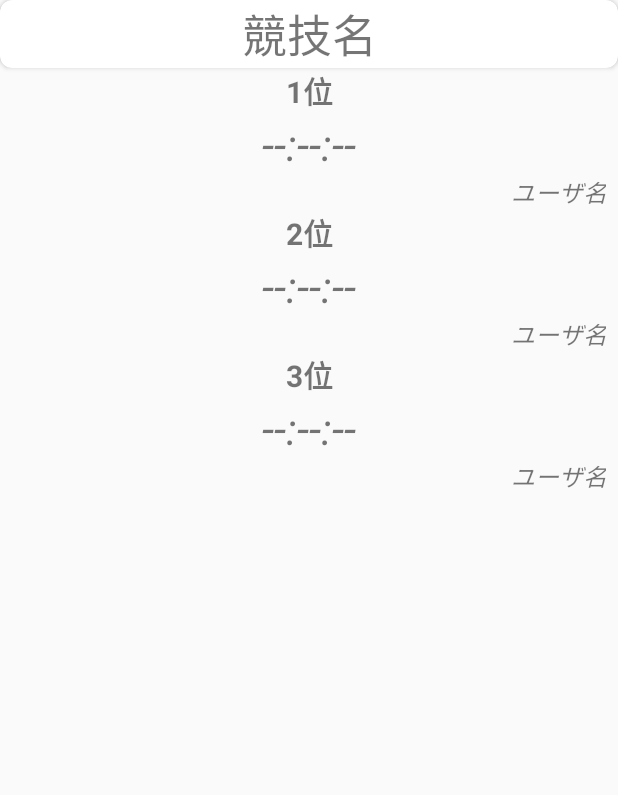
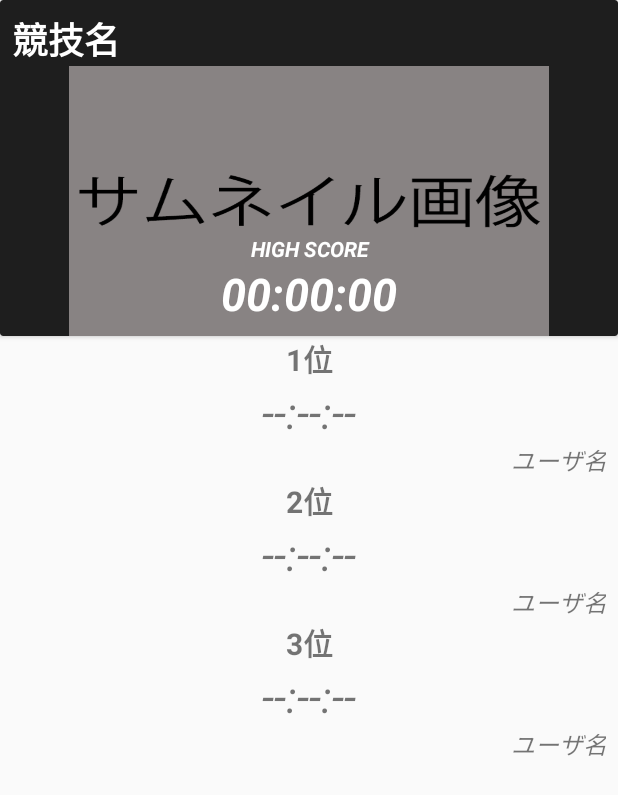
Before and after one commit to mnm234/fteam, an Android app: the layout comp_item.xml on its own in the app's theme, with its tools: preview values and no code run, on a phone screen of 412 x 824 dp. Shown: the top 795 px of the screen. Run offline under Robolectric (Android 15) with nearby library versions, the phone set to English and light mode, and no system bars; plain views replace ExpandableLayout.

Commit message:
レイアウト黒にした

```diff
--- a/app/src/main/AndroidManifest.xml
+++ b/app/src/main/AndroidManifest.xml
@@ -1,5 +1,6 @@
 <?xml version="1.0" encoding="utf-8"?>
 <manifest xmlns:android="http://schemas.android.com/apk/res/android"
+    xmlns:tools="http://schemas.android.com/tools"
     package="com.example.greentea.fteam">
 
     <uses-feature android:name="android.hardware.camera" />
@@ -16,7 +17,8 @@
         android:label="@string/app_name"
         android:roundIcon="@mipmap/ic_launcher_round"
         android:supportsRtl="true"
-        android:theme="@style/Theme.AppCompat.Light.NoActionBar">
+        android:theme="@style/Theme.AppCompat.Light.NoActionBar"
+        tools:ignore="GoogleAppIndexingWarning">
         <activity android:name=".MainActivity">
             <intent-filter>
                 <action android:name="android.intent.action.MAIN" />
--- a/app/src/main/java/com/example/greentea/fteam/contribution/NewCompFragment.kt
+++ b/app/src/main/java/com/example/greentea/fteam/contribution/NewCompFragment.kt
@@ -67,6 +67,7 @@ class NewCompFragment : Fragment() {
             dialog = ProgressDialog(context)
             dialog.setTitle("登録処理中")
             dialog.show()
+            makeCompButton.isEnabled = false
             createComp()
         }
 
--- a/app/src/main/java/com/example/greentea/fteam/contribution/record/VideoUploadFragment.kt
+++ b/app/src/main/java/com/example/greentea/fteam/contribution/record/VideoUploadFragment.kt
@@ -16,6 +16,7 @@ import com.example.greentea.fteam.COMP_ID_KEY
 import com.example.greentea.fteam.NAME_PATH_KEY
 import com.example.greentea.fteam.R
 import com.example.greentea.fteam.`object`.CompetitionDetailObject
+import com.example.greentea.fteam.home.HomeFragment
 import com.google.firebase.firestore.FirebaseFirestore
 import com.google.firebase.storage.FirebaseStorage
 import com.google.firebase.storage.StorageReference
@@ -89,6 +90,7 @@ class VideoUploadFragment : Fragment() {
         uploadVideoPreviewView.setOnPreparedListener { mp ->
             uploadButton.setOnClickListener {
                 uploadVideoFile(mp.duration)
+                uploadButton.isEnabled = false
             }
             /**
              * 動画をFirebaseから引っ張る処理
@@ -141,6 +143,7 @@ class VideoUploadFragment : Fragment() {
                 .addOnSuccessListener { _ ->
                     Toast.makeText(context, "ファイルのアップロードに成功しました", Toast.LENGTH_LONG).show()
                     setFileData(targetRef, duration)
+
                 }
                 .addOnFailureListener { e ->
                     Toast.makeText(context, e.toString(), Toast.LENGTH_LONG).show()
--- a/app/src/main/java/com/example/greentea/fteam/home/HomeRecyclerAdapter.kt
+++ b/app/src/main/java/com/example/greentea/fteam/home/HomeRecyclerAdapter.kt
@@ -7,6 +7,7 @@ import android.view.LayoutInflater
 import android.view.View
 import android.view.ViewGroup
 import android.widget.TextView
+import android.widget.Toast
 import com.example.greentea.fteam.MainActivity
 import com.example.greentea.fteam.R
 import com.example.greentea.fteam.`object`.CompetitionObject
@@ -65,6 +66,8 @@ class HomeRecyclerAdapter(val context: Context?, objects: MutableList<Competitio
                                 }
                             }
                             it.compCardView.setOnClickListener { _ ->
+                                Toast.makeText(this@HomeRecyclerAdapter.context, "クリック", Toast.LENGTH_SHORT)
+                                        .show()
                                 it.top3Expand.isExpanded = !it.top3Expand.isExpanded
                             }
 
--- a/app/src/main/res/layout/activity_main.xml
+++ b/app/src/main/res/layout/activity_main.xml
@@ -39,7 +39,8 @@
         app:layout_constraintTop_toTopOf="parent"
         app:srcCompat="@drawable/ic_dehaze_black_24dp" />
 
-    <android.support.v4.widget.DrawerLayout xmlns:android="http://schemas.android.com/apk/res/android"
+    <android.support.v4.widget.DrawerLayout
+        xmlns:android="http://schemas.android.com/apk/res/android"
         xmlns:app="http://schemas.android.com/apk/res-auto"
         android:id="@+id/drawer_layout"
         android:layout_width="match_parent"
--- a/app/src/main/res/layout/comp_detail_item.xml
+++ b/app/src/main/res/layout/comp_detail_item.xml
@@ -52,7 +52,6 @@
                     android:textStyle="italic"
                     android:layout_weight="1"/>
             </LinearLayout>
-
         </LinearLayout>
     </android.support.v7.widget.CardView>
 </LinearLayout>
--- a/app/src/main/res/layout/comp_item.xml
+++ b/app/src/main/res/layout/comp_item.xml
@@ -1,124 +1,171 @@
 <?xml version="1.0" encoding="utf-8"?>
-<LinearLayout xmlns:android="http://schemas.android.com/apk/res/android"
+<android.support.constraint.ConstraintLayout xmlns:android="http://schemas.android.com/apk/res/android"
     xmlns:app="http://schemas.android.com/apk/res-auto"
     xmlns:tools="http://schemas.android.com/tools"
     android:layout_width="match_parent"
     android:layout_height="wrap_content"
     android:orientation="vertical">
-
     <android.support.v7.widget.CardView
         android:id="@+id/compCardView"
         android:layout_width="match_parent"
         android:layout_height="wrap_content"
-        app:cardCornerRadius="8dp">
+        app:cardBackgroundColor="@color/activity_background">
+        <android.support.constraint.ConstraintLayout
+            android:layout_width="match_parent"
+            android:layout_height="wrap_content">
+            <TextView
+                android:id="@+id/homeCompTextView"
+                android:layout_width="match_parent"
+                android:layout_height="match_parent"
+                android:paddingTop="8dp"
+                android:layout_marginHorizontal="8dp"
+                android:text="@string/blank_comp_name"
+                android:textColor="@color/colorWhite"
+                android:textSize="24dp"
+                android:textStyle="bold" />
 
-        <TextView
-            android:id="@+id/homeCompTextView"
-            android:layout_width="match_parent"
-            android:layout_height="match_parent"
-            android:text="@string/blank_comp_name"
-            android:textAlignment="center"
-            android:textSize="@dimen/compTitle" />
+            <ImageView
+                android:id="@+id/thumbnail_image"
+                app:layout_constraintTop_toBottomOf="@id/homeCompTextView"
+                android:layout_width="320dp"
+                android:layout_height="180dp"
+
+                app:layout_constraintLeft_toLeftOf="parent"
+                app:layout_constraintRight_toRightOf="parent"
+                android:background="@drawable/thumbnail_sample"/>
+
+            <TextView
+                app:layout_constraintBottom_toTopOf="@id/homeCompBestTime"
+                android:id="@+id/homeCompHighScoreText"
+                android:layout_width="match_parent"
+                android:layout_height="match_parent"
+                android:layout_marginHorizontal="8dp"
+                android:text="HIGH SCORE"
+                android:textAlignment="center"
+                android:textColor="@color/colorWhite"
+                android:textStyle="bold|italic" />
+
+            <TextView
+                app:layout_constraintBottom_toBottomOf="@id/thumbnail_image"
+                android:id="@+id/homeCompBestTime"
+                android:layout_width="match_parent"
+                android:layout_height="match_parent"
+                android:layout_marginHorizontal="8dp"
+                android:layout_marginBottom="8dp"
+                android:text="00:00:00"
+                android:textAlignment="center"
+                android:textColor="@color/colorWhite"
+                android:textSize="30dp"
+                android:textStyle="bold|italic" />
+        </android.support.constraint.ConstraintLayout>
     </android.support.v7.widget.CardView>
 
     <net.cachapa.expandablelayout.ExpandableLayout
+        android:id="@+id/top3Expand"
+        app:layout_constraintTop_toBottomOf="@id/compCardView"
         android:layout_width="match_parent"
-        android:layout_height="wrap_content"
-        android:id="@+id/top3Expand">
+        android:layout_height="wrap_content">
         <LinearLayout
             android:layout_width="match_parent"
-            android:layout_height="wrap_content"
+            android:layout_height="match_parent"
             android:orientation="vertical">
+
             <TextView
                 android:id="@+id/homeRank1TextView"
                 android:layout_width="match_parent"
                 android:layout_height="wrap_content"
+                android:layout_marginHorizontal="18dp"
+                android:text="@string/rank1"
+                android:textAlignment="center"
                 android:textSize="@dimen/homeCompRank"
-                android:text="@string/rank1"
                 android:textStyle="bold"
-                android:textAlignment="center"
-                android:layout_marginHorizontal="18dp"
                 tools:targetApi="o" />
+
             <TextView
                 android:id="@+id/homeCompTime1"
                 android:layout_width="match_parent"
                 android:layout_height="wrap_content"
-                app:layout_constraintTop_toBottomOf="@id/homeRank1TextView"
                 android:text="@string/blank_comp_time"
                 android:textAlignment="center"
                 android:textSize="@dimen/homeCompTime"
-                android:textStyle="italic"/>
+                android:textStyle="italic"
+                app:layout_constraintTop_toBottomOf="@id/homeRank1TextView" />
+
             <TextView
                 android:id="@+id/homeCompUserName1"
                 android:layout_width="match_parent"
                 android:layout_height="wrap_content"
+                android:layout_marginEnd="8dp"
+                android:text="@string/blank_user_name"
                 android:textAlignment="textEnd"
-                android:text="@string/blank_user_name"
                 android:textSize="@dimen/homeCompUserName"
                 android:textStyle="italic"
-                android:layout_marginEnd="8dp"
-                app:layout_constraintTop_toBottomOf="@id/homeCompTime1"/>
+                app:layout_constraintTop_toBottomOf="@id/homeCompTime1" />
 
             <TextView
                 android:id="@+id/homeRank2TextView"
                 android:layout_width="match_parent"
                 android:layout_height="wrap_content"
+                android:layout_marginHorizontal="18dp"
                 android:text="@string/rank2"
+                android:textAlignment="center"
                 android:textSize="@dimen/homeCompRank"
                 android:textStyle="bold"
-                android:textAlignment="center"
-                android:layout_marginHorizontal="18dp"
                 tools:targetApi="o" />
+
             <TextView
                 android:id="@+id/homeCompTime2"
                 android:layout_width="match_parent"
                 android:layout_height="wrap_content"
-                app:layout_constraintTop_toBottomOf="@id/homeRank2TextView"
                 android:text="@string/blank_comp_time"
                 android:textAlignment="center"
                 android:textSize="@dimen/homeCompTime"
-                android:textStyle="italic"/>
+                android:textStyle="italic"
+                app:layout_constraintTop_toBottomOf="@id/homeRank2TextView" />
+
             <TextView
                 android:id="@+id/homeCompUserName2"
                 android:layout_width="match_parent"
                 android:layout_height="wrap_content"
+                android:layout_marginEnd="8dp"
+                android:text="@string/blank_user_name"
                 android:textAlignment="textEnd"
-                android:text="@string/blank_user_name"
                 android:textSize="@dimen/homeCompUserName"
                 android:textStyle="italic"
-                android:layout_marginEnd="8dp"
-                app:layout_constraintTop_toBottomOf="@id/homeCompTime2"/>
+                app:layout_constraintTop_toBottomOf="@id/homeCompTime2" />
 
             <TextView
                 android:id="@+id/homeRank3TextView"
                 android:layout_width="match_parent"
                 android:layout_height="wrap_content"
+                android:layout_marginHorizontal="18dp"
                 android:text="@string/rank3"
+                android:textAlignment="center"
                 android:textSize="@dimen/homeCompRank"
                 android:textStyle="bold"
-                android:textAlignment="center"
-                android:layout_marginHorizontal="18dp"
                 tools:targetApi="o" />
+
             <TextView
                 android:id="@+id/homeCompTime3"
                 android:layout_width="match_parent"
                 android:layout_height="wrap_content"
-                app:layout_constraintTop_toBottomOf="@id/homeRank3TextView"
                 android:text="@string/blank_comp_time"
                 android:textAlignment="center"
                 android:textSize="@dimen/homeCompTime"
-                android:textStyle="italic"/>
+                android:textStyle="italic"
+                app:layout_constraintTop_toBottomOf="@id/homeRank3TextView" />
+
             <TextView
                 android:id="@+id/homeCompUserName3"
                 android:layout_width="match_parent"
                 android:layout_height="wrap_content"
+                android:layout_marginEnd="8dp"
+                android:text="@string/blank_user_name"
                 android:textAlignment="textEnd"
-                android:text="@string/blank_user_name"
                 android:textSize="@dimen/homeCompUserName"
                 android:textStyle="italic"
-                android:layout_marginEnd="8dp"
-                app:layout_constraintTop_toBottomOf="@id/homeCompTime3"/>
+                app:layout_constraintTop_toBottomOf="@id/homeCompTime3" />
         </LinearLayout>
     </net.cachapa.expandablelayout.ExpandableLayout>
 
-</LinearLayout>
+</android.support.constraint.ConstraintLayout>
--- a/app/src/main/res/layout/exist_comp_item.xml
+++ b/app/src/main/res/layout/exist_comp_item.xml
@@ -3,11 +3,15 @@
 <android.support.v7.widget.CardView xmlns:android="http://schemas.android.com/apk/res/android"
     android:layout_width="wrap_content"
     android:layout_height="wrap_content"
+    xmlns:app="http://schemas.android.com/apk/res-auto"
+    app:cardCornerRadius="8dp"
     android:id="@+id/existCompCardView">
 
     <TextView
+        android:textColor="@color/bottom_navi_textColor"
         android:id="@+id/existCompTitleTextView"
         android:layout_width="wrap_content"
         android:layout_height="wrap_content"
         android:textSize="@dimen/compTitle"/>
+
 </android.support.v7.widget.CardView>
--- a/app/src/main/res/layout/fragment_existing_comp.xml
+++ b/app/src/main/res/layout/fragment_existing_comp.xml
@@ -10,4 +10,5 @@
         android:id="@+id/existCompRecyclerView"
         android:layout_width="match_parent"
         android:layout_height="wrap_content" />
+
 </LinearLayout>
--- a/app/src/main/res/layout/fragment_video.xml
+++ b/app/src/main/res/layout/fragment_video.xml
@@ -19,6 +19,12 @@
         android:layout_below="@id/texture"
         android:background="@color/fragment_background">
 
+        <TextView
+            android:id="@+id/countDownTextView"
+            android:layout_width="wrap_content"
+            android:layout_height="wrap_content"
+            android:text="カウントダウン予定地"/>
+
         <Button
             android:id="@+id/video"
             android:layout_width="wrap_content"
@@ -26,12 +32,6 @@
             android:layout_gravity="center"
             android:text="@string/record" />
 
-        <TextView
-            android:id="@+id/countDownTextView"
-            android:layout_width="wrap_content"
-            android:layout_height="wrap_content"
-            android:text="カウントダウン予定地"/>
-
     </FrameLayout>
 
 </RelativeLayout>
--- a/app/src/main/res/layout/fragment_video_upload.xml
+++ b/app/src/main/res/layout/fragment_video_upload.xml
@@ -25,7 +25,7 @@
             android:layout_height="wrap_content"
             android:ems="10"
             android:inputType="textPersonName"
-            android:hint="ユーザー名(暫定)" />
+            android:hint="ユーザー名(暫定)を入力してください" />
 
         <Button
             android:id="@+id/uploadButton"
--- a/app/src/main/res/values/colors.xml
+++ b/app/src/main/res/values/colors.xml
@@ -6,13 +6,13 @@
     <color name="colorWhite">#FFFFFF</color>
     <color name="colorBlack">#000000</color>
 
-    <color name="navi_color">#ecae4a</color>
-    <color name="search_bar_color">#e9c282</color>
-    <color name="search_bar_text_color">#525252</color>
+    <color name="navi_color">#313131</color>
+    <color name="search_bar_color">#979797</color>
+    <color name="search_bar_text_color">#383838</color>
     <color name="bottom_navi_textColor">#dddddd</color>
-    <color name="bottom_navi_state_checked">#a07a3d</color>
-    <color name="bottom_navi_state_pressed">#5f4925</color>
+    <color name="bottom_navi_state_checked">#565656</color>
+    <color name="bottom_navi_state_pressed">#e1e1e1</color>
 
-    <color name="activity_background">#000</color>
+    <color name="activity_background">#1e1e1e</color>
     <color name="fragment_background">#4285f4</color>
 </resources>
```
Also changed, not shown: app/src/main/res/layout/fragment_upload.xml (+0 -7 lines), app/src/main/res/drawable/thumbnail_sample.png (added).
